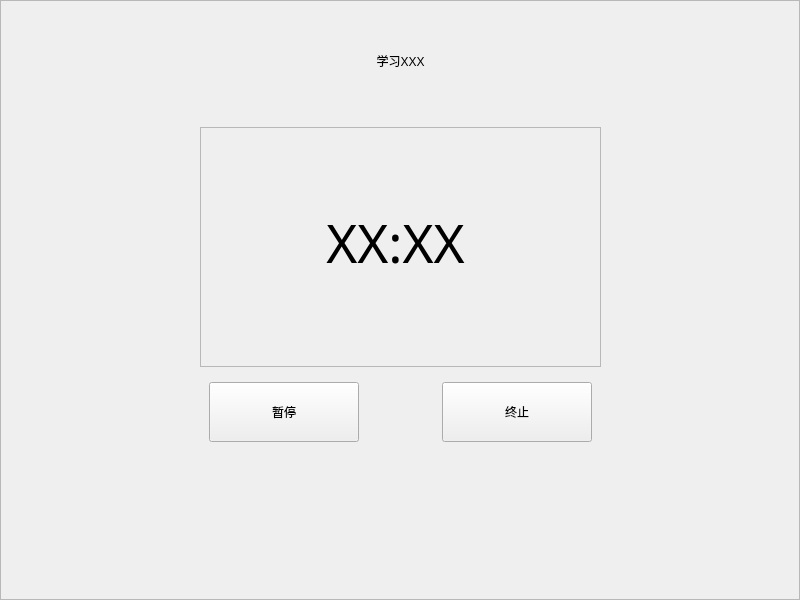
Before: the Qt Designer form TomClock_QtCreator/screenUi/runwindow.ui in MeoRinLime/TomClock, drawn with Qt 5.
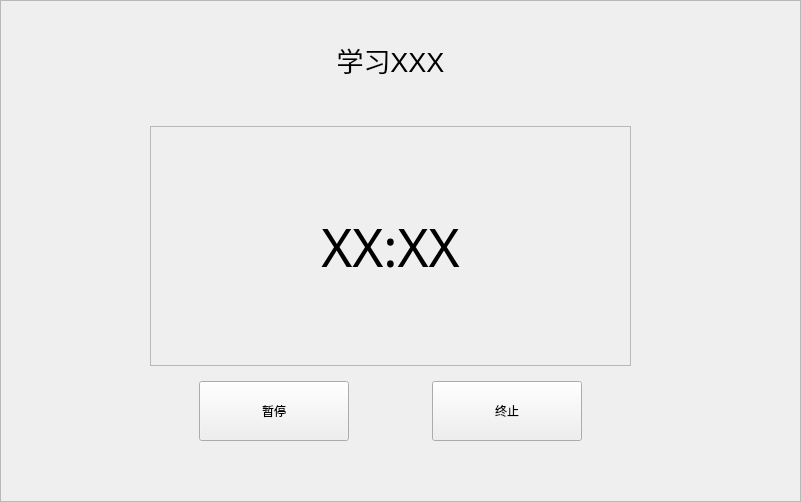
After: the same form once the commit is applied. Icons and pictures are not drawn.

The edit to the form file:
```diff
--- a/TomClock_QtCreator/screenUi/runwindow.ui
+++ b/TomClock_QtCreator/screenUi/runwindow.ui
@@ -6,34 +6,32 @@
    <rect>
     <x>0</x>
     <y>0</y>
-    <width>800</width>
-    <height>600</height>
+    <width>801</width>
+    <height>502</height>
    </rect>
   </property>
   <property name="minimumSize">
    <size>
     <width>800</width>
-    <height>600</height>
+    <height>500</height>
    </size>
   </property>
   <property name="windowTitle">
    <string>Form</string>
   </property>
-  <layout class="QGridLayout" name="gridLayout_2">
-   <property name="leftMargin">
-    <number>0</number>
-   </property>
-   <property name="topMargin">
-    <number>0</number>
-   </property>
-   <property name="rightMargin">
-    <number>0</number>
-   </property>
-   <property name="bottomMargin">
-    <number>0</number>
-   </property>
-   <item row="0" column="0">
+  <property name="windowIcon">
+   <iconset resource="../res.qrc">
+    <normaloff>:/images/resourse/images/Icons/Main_Color/tomato1.png</normaloff>:/images/resourse/images/Icons/Main_Color/tomato1.png</iconset>
+  </property>
     <widget class="QFrame" name="frame">
+   <property name="geometry">
+    <rect>
+     <x>0</x>
+     <y>0</y>
+     <width>801</width>
+     <height>502</height>
+    </rect>
+   </property>
      <property name="minimumSize">
       <size>
        <width>0</width>
@@ -46,20 +44,7 @@
      <property name="frameShadow">
       <enum>QFrame::Raised</enum>
      </property>
-     <layout class="QGridLayout" name="gridLayout">
-      <property name="leftMargin">
-       <number>0</number>
-      </property>
-      <property name="topMargin">
-       <number>0</number>
-      </property>
-      <property name="rightMargin">
-       <number>0</number>
-      </property>
-      <property name="bottomMargin">
-       <number>0</number>
-      </property>
-      <item row="0" column="0">
+   <widget class="QWidget" name="">
        <layout class="QVBoxLayout" name="verticalLayout_3">
         <item>
          <layout class="QHBoxLayout" name="horizontalLayout_2">
@@ -68,9 +53,12 @@
             <property name="orientation">
              <enum>Qt::Horizontal</enum>
             </property>
+         <property name="sizeType">
+          <enum>QSizePolicy::Fixed</enum>
+         </property>
             <property name="sizeHint" stdset="0">
              <size>
-              <width>40</width>
+           <width>150</width>
               <height>20</height>
              </size>
             </property>
@@ -85,6 +73,9 @@
                 <property name="orientation">
                  <enum>Qt::Vertical</enum>
                 </property>
+             <property name="sizeType">
+              <enum>QSizePolicy::Fixed</enum>
+             </property>
                 <property name="sizeHint" stdset="0">
                  <size>
                   <width>20</width>
@@ -101,6 +92,11 @@
                   <height>40</height>
                  </size>
                 </property>
+             <property name="font">
+              <font>
+               <pointsize>20</pointsize>
+              </font>
+             </property>
                 <property name="text">
                  <string>学习XXX</string>
                 </property>
@@ -114,6 +110,9 @@
                 <property name="orientation">
                  <enum>Qt::Vertical</enum>
                 </property>
+             <property name="sizeType">
+              <enum>QSizePolicy::Fixed</enum>
+             </property>
                 <property name="sizeHint" stdset="0">
                  <size>
                   <width>20</width>
@@ -138,15 +137,9 @@
               <property name="frameShadow">
                <enum>QFrame::Raised</enum>
               </property>
+           <layout class="QVBoxLayout" name="verticalLayout_4">
+            <item>
               <widget class="QLabel" name="TimeDisplay">
-               <property name="geometry">
-                <rect>
-                 <x>110</x>
-                 <y>70</y>
-                 <width>171</width>
-                 <height>91</height>
-                </rect>
-               </property>
                <property name="minimumSize">
                 <size>
                  <width>170</width>
@@ -166,6 +159,8 @@
                 <set>Qt::AlignCenter</set>
                </property>
               </widget>
+            </item>
+           </layout>
              </widget>
             </item>
             <item>
@@ -177,6 +172,19 @@
                </size>
               </property>
               <layout class="QHBoxLayout" name="horizontalLayout">
+            <item>
+             <spacer name="horizontalSpacer_4">
+              <property name="orientation">
+               <enum>Qt::Horizontal</enum>
+              </property>
+              <property name="sizeHint" stdset="0">
+               <size>
+                <width>40</width>
+                <height>20</height>
+               </size>
+              </property>
+             </spacer>
+            </item>
                <item>
                 <widget class="QPushButton" name="PauseResumeButton">
                  <property name="minimumSize">
@@ -216,6 +224,19 @@
                  </property>
                 </widget>
                </item>
+            <item>
+             <spacer name="horizontalSpacer_5">
+              <property name="orientation">
+               <enum>Qt::Horizontal</enum>
+              </property>
+              <property name="sizeHint" stdset="0">
+               <size>
+                <width>40</width>
+                <height>20</height>
+               </size>
+              </property>
+             </spacer>
+            </item>
               </layout>
              </widget>
             </item>
@@ -226,9 +247,12 @@
             <property name="orientation">
              <enum>Qt::Horizontal</enum>
             </property>
+         <property name="sizeType">
+          <enum>QSizePolicy::Fixed</enum>
+         </property>
             <property name="sizeHint" stdset="0">
              <size>
-              <width>40</width>
+           <width>150</width>
               <height>20</height>
              </size>
             </property>
@@ -241,6 +265,9 @@
           <property name="orientation">
            <enum>Qt::Vertical</enum>
           </property>
+       <property name="sizeType">
+        <enum>QSizePolicy::Expanding</enum>
+       </property>
           <property name="sizeHint" stdset="0">
            <size>
             <width>20</width>
@@ -250,12 +277,11 @@
          </spacer>
         </item>
        </layout>
-      </item>
-     </layout>
-    </widget>
-   </item>
-  </layout>
- </widget>
- <resources/>
+   </widget>
+  </widget>
+ </widget>
+ <resources>
+  <include location="../res.qrc"/>
+ </resources>
  <connections/>
 </ui>
```
Left out of the diff: 2 changed lines with no effect on the pictures. Lines whose indentation alone changed are shown as unchanged.
